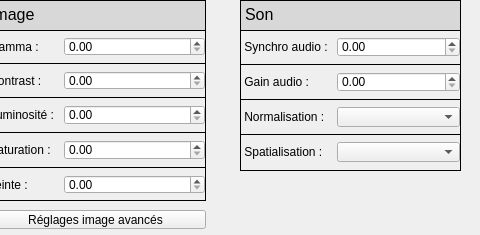
Before: the Qt Designer form src/parameterswidget.ui in cinemaouvert/OPP, drawn with Qt 5; both pictures show x 300 to 780 and y 0 to 235 of the 780 by 235 pixel window.
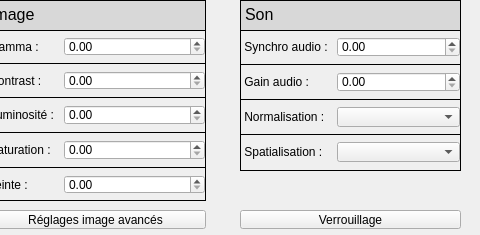
After: the same form once the commit is applied.

Commit message: Ajout bouton verrouillage

The edit to the form file:
```diff
--- a/src/parameterswidget.ui
+++ b/src/parameterswidget.ui
@@ -643,6 +643,19 @@
     <string>Réglages image avancés</string>
    </property>
   </widget>
+  <widget class="QPushButton" name="pushButton">
+   <property name="geometry">
+    <rect>
+     <x>540</x>
+     <y>210</y>
+     <width>221</width>
+     <height>19</height>
+    </rect>
+   </property>
+   <property name="text">
+    <string>Verrouillage</string>
+   </property>
+  </widget>
  </widget>
  <resources/>
  <connections/>
```
